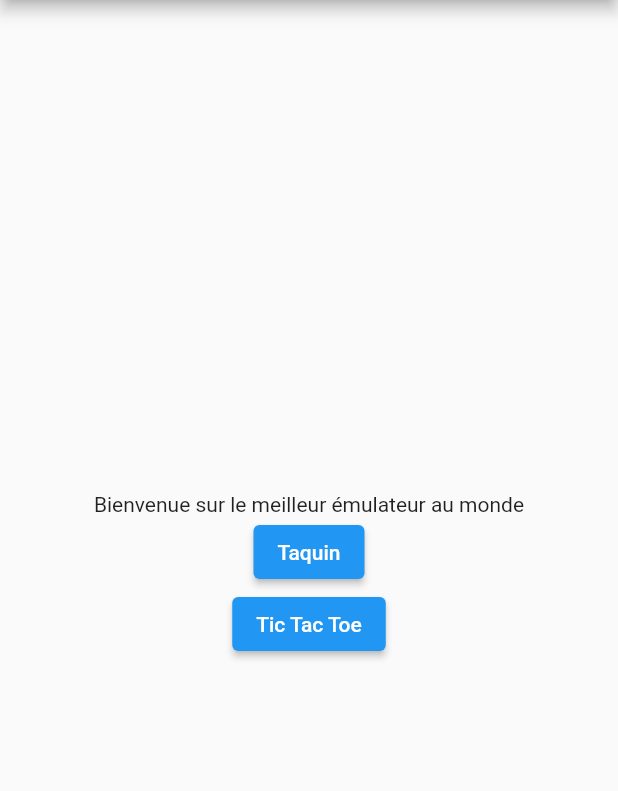
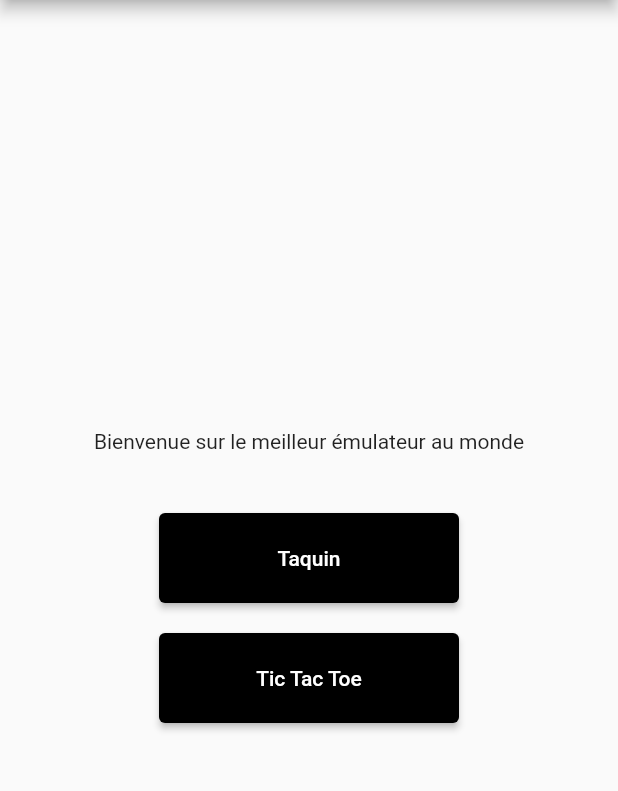
Before and after one commit to Morbleuz/flutter_gametoy, a Flutter app: the screen it shows after launch, on a phone screen of 412 x 824 dp, the part 84-875 px from its top. Run offline on Flutter 3.47's test engine with Material 2 defaults, Android fonts, the phone set to English and light mode, and no system bars.

Commit message:
modification sur la page principal

```diff
--- a/lib/home.dart
+++ b/lib/home.dart
@@ -18,12 +18,30 @@ class Home extends StatelessWidget {
                 'Bienvenue sur le meilleur émulateur au monde',
                 style: TextStyle(),
               ),
-              ElevatedButton(
-                  onPressed: () => Navigator.pushNamed(context, '/route2'),
-                  child: const Text('Taquin')),
-              ElevatedButton(
-                  onPressed: () => Navigator.pushNamed(context, '/route3'),
-                  child: Text('Tic Tac Toe')),
+              const Padding(padding: EdgeInsets.all(20)),
+              SizedBox(
+                width: 200,
+                height: 60,
+                child: ElevatedButton(
+                    style: const ButtonStyle(
+                      backgroundColor:
+                          MaterialStatePropertyAll<Color>(Colors.black),
+                    ),
+                    onPressed: () => Navigator.pushNamed(context, '/route2'),
+                    child: const Text('Taquin')),
+              ),
+              const Padding(padding: EdgeInsets.all(10)),
+              SizedBox(
+                width: 200,
+                height: 60,
+                child: ElevatedButton(
+                    style: const ButtonStyle(
+                      backgroundColor:
+                          MaterialStatePropertyAll<Color>(Colors.black),
+                    ),
+                    onPressed: () => Navigator.pushNamed(context, '/route3'),
+                    child: const Text('Tic Tac Toe')),
+              ),
             ],
           ),
         ));
--- a/lib/jeu/taquin/taquin.dart
+++ b/lib/jeu/taquin/taquin.dart
@@ -68,7 +68,6 @@ class Taquin {
       if (nombre != 0) {
         for (int y = x; y >= 0; y--) {
           if (this._taquin[y] > nombre) {
-            //print(this._taquin[y].toString() + nombre.toString());
             niveau++;
           }
         }
@@ -153,8 +152,6 @@ class Taquin {
       this._taquin[index] = nombreReset;
       this._taquin[indexZero] = nombre;
       _incrementNombreDeCoups();
-      print(_niveauDeMelance());
-      print(_isSolvable());
     }
   }
 
@@ -171,7 +168,6 @@ class Taquin {
         this._taquin[8] == 0) {
       fini = true;
     }
-    print(_niveauDeMelance());
     return fini;
   }
 }
```
